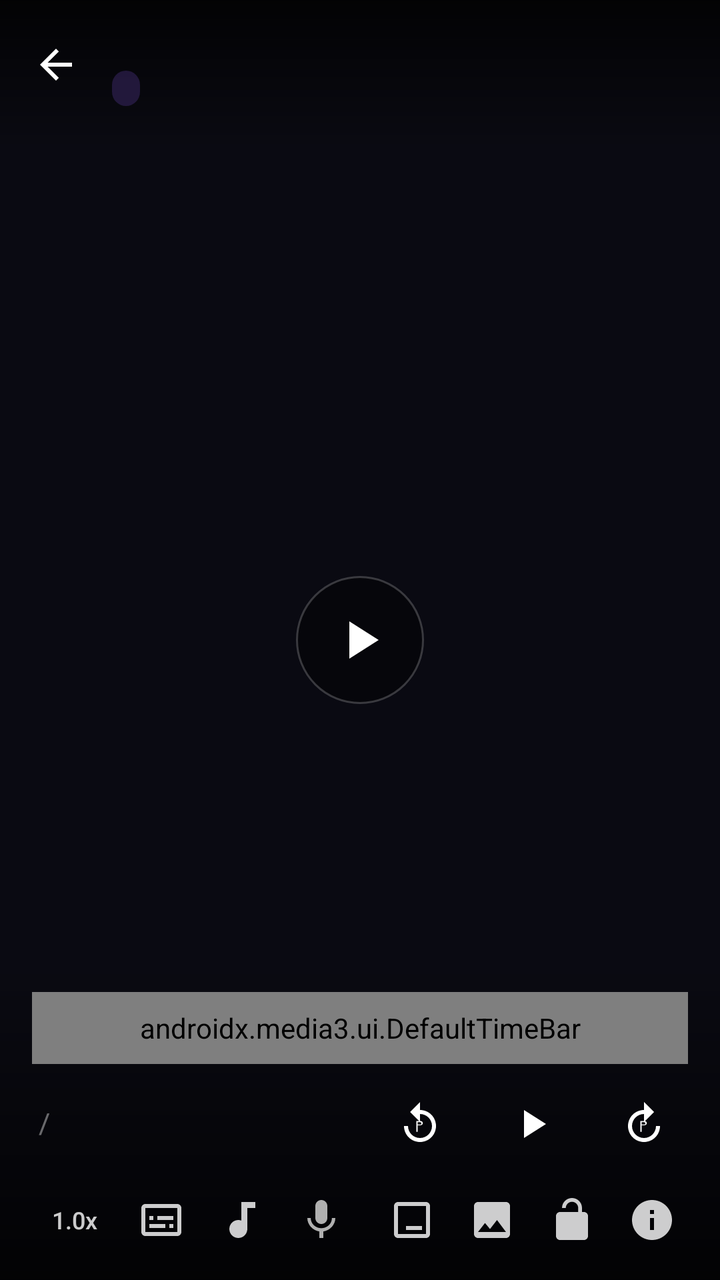
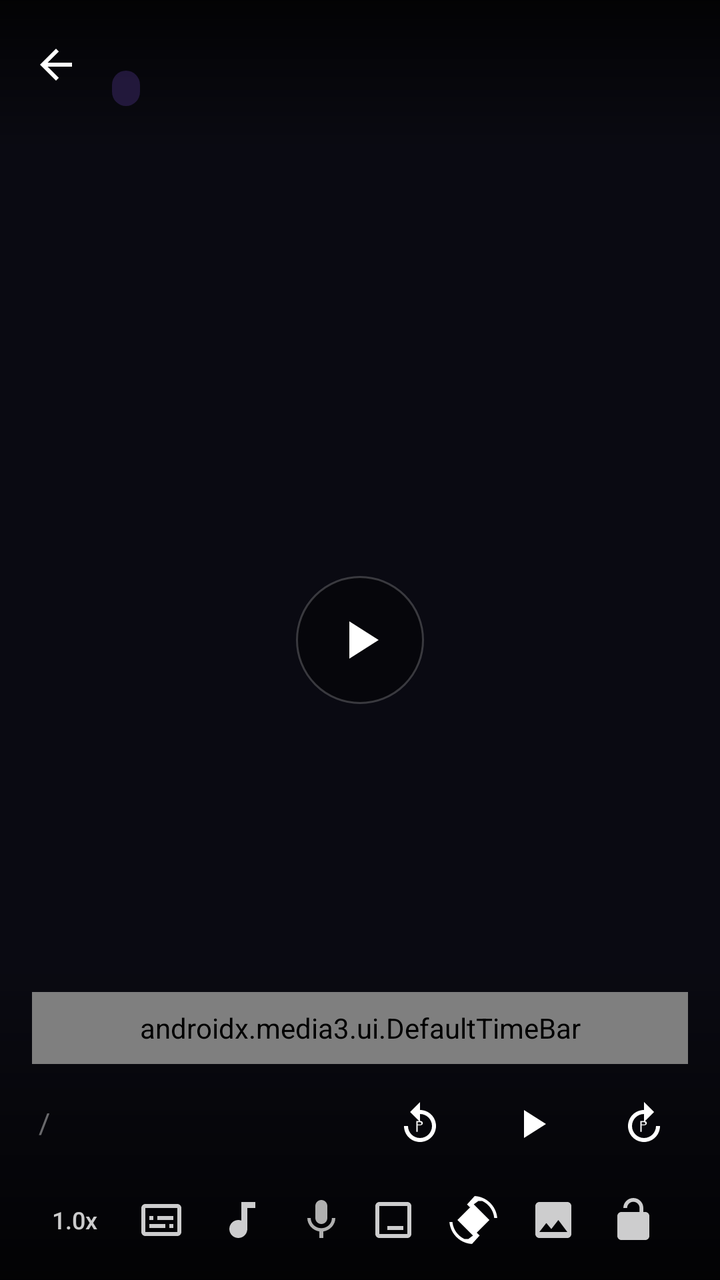

An Android layout rendered at two revisions. The XML below is the earlier revision; the diff shows what the commit changed to produce the second picture.
<!-- AndroidManifest.xml: application theme Theme.SwiftPlayer -->
<!-- res/layout/custom_player_controls.xml -->
<?xml version="1.0" encoding="utf-8"?>
<FrameLayout
    xmlns:android="http://schemas.android.com/apk/res/android"
    xmlns:app="http://schemas.android.com/apk/res-auto"
    android:layout_width="match_parent"
    android:layout_height="match_parent">

    
    <LinearLayout
        android:id="@+id/exo_bottom_bar"
        android:layout_width="match_parent"
        android:layout_height="wrap_content"
        android:layout_gravity="bottom"
        android:background="@drawable/bg_player_controls"
        android:orientation="vertical"
        android:paddingHorizontal="16dp"
        android:paddingTop="20dp"
        android:paddingBottom="12dp">

        <androidx.media3.ui.DefaultTimeBar
            android:id="@+id/exo_progress"
            android:layout_width="match_parent"
            android:layout_height="36dp"
            android:layout_marginBottom="4dp"
            app:bar_height="3dp"
            app:touch_target_height="28dp"
            app:played_color="@color/player_seekbar_progress"
            app:buffered_color="@color/player_seekbar_buffered"
            app:scrubber_color="@color/player_seekbar_thumb"
            app:unplayed_color="#33FFFFFF" />

        <LinearLayout
            android:layout_width="match_parent"
            android:layout_height="wrap_content"
            android:gravity="center_vertical"
            android:orientation="horizontal">

        <TextView
            android:id="@+id/exo_position"
            android:layout_width="wrap_content"
            android:layout_height="wrap_content"
            android:textColor="#E0FFFFFF"
            android:textSize="14sp"
            android:fontFamily="sans-serif-medium"
            android:letterSpacing="0.02"
            android:includeFontPadding="false"
            android:shadowColor="#80000000"
            android:shadowRadius="2"
            android:shadowDx="0"
            android:shadowDy="1" />

        <TextView
            android:layout_width="wrap_content"
            android:layout_height="wrap_content"
            android:text=" / "
            android:textColor="#66FFFFFF"
            android:textSize="14sp"
            android:includeFontPadding="false" />

        <TextView
            android:id="@+id/exo_duration"
            android:layout_width="wrap_content"
            android:layout_height="wrap_content"
            android:textColor="#66FFFFFF"
            android:textSize="14sp"
            android:includeFontPadding="false" />

            <View
                android:layout_width="0dp"
                android:layout_height="0dp"
                android:layout_weight="1" />

            <ImageButton
                android:id="@+id/exo_rew"
                android:layout_width="44dp"
                android:layout_height="44dp"
                android:background="?attr/selectableItemBackgroundBorderless"
                android:src="@drawable/ic_replay_10"
                android:scaleType="centerInside"
                android:contentDescription="@string/rewind" />

            <ImageButton
                android:id="@+id/exo_play_pause"
                android:layout_width="52dp"
                android:layout_height="52dp"
                android:layout_marginHorizontal="8dp"
                android:background="?attr/selectableItemBackgroundBorderless"
                android:src="@drawable/ic_play_arrow"
                android:scaleType="centerInside"
                android:contentDescription="@string/play_pause" />

            <ImageButton
                android:id="@+id/exo_ffwd"
                android:layout_width="44dp"
                android:layout_height="44dp"
                android:background="?attr/selectableItemBackgroundBorderless"
                android:src="@drawable/ic_forward_10"
                android:scaleType="centerInside"
                android:contentDescription="@string/forward" />

        </LinearLayout>

        <LinearLayout
            android:id="@+id/settings_bar"
            android:layout_width="match_parent"
            android:layout_height="wrap_content"
            android:layout_marginTop="4dp"
            android:gravity="center_vertical"
            android:orientation="horizontal">

            <TextView
                android:id="@+id/btn_speed"
                android:layout_width="wrap_content"
                android:layout_height="32dp"
                android:gravity="center"
                android:text="1.0x"
                android:textColor="#CCFFFFFF"
                android:textSize="12sp"
                android:fontFamily="sans-serif-medium"
                android:paddingHorizontal="10dp"
                android:background="?attr/selectableItemBackgroundBorderless"
                android:clickable="true"
                android:focusable="true" />

            <ImageButton
                android:id="@+id/btn_subtitle"
                android:layout_width="36dp"
                android:layout_height="36dp"
                android:layout_marginStart="4dp"
                android:background="?attr/selectableItemBackgroundBorderless"
                android:src="@drawable/ic_subtitles"
                android:scaleType="centerInside"
                android:contentDescription="@string/subtitle" />

            <ImageButton
                android:id="@+id/btn_audio_track"
                android:layout_width="36dp"
                android:layout_height="36dp"
                android:layout_marginStart="4dp"
                android:background="?attr/selectableItemBackgroundBorderless"
                android:src="@drawable/ic_audio_track"
                android:scaleType="centerInside"
                android:contentDescription="@string/audio_track" />

            <ImageButton
                android:id="@+id/btn_speech_subtitle"
                android:layout_width="36dp"
                android:layout_height="36dp"
                android:layout_marginStart="4dp"
                android:background="?attr/selectableItemBackgroundBorderless"
                android:src="@drawable/ic_mic"
                android:scaleType="centerInside"
                android:contentDescription="@string/speech_subtitle" />

            <View
                android:layout_width="0dp"
                android:layout_height="0dp"
                android:layout_weight="1" />

            <ImageButton
                android:id="@+id/btn_zoom"
                android:layout_width="36dp"
                android:layout_height="36dp"
                android:background="?attr/selectableItemBackgroundBorderless"
                android:src="@drawable/ic_aspect_ratio"
                android:scaleType="centerInside"
                android:contentDescription="画面比例" />

            <ImageButton
                android:id="@+id/btn_screenshot"
                android:layout_width="36dp"
                android:layout_height="36dp"
                android:layout_marginStart="4dp"
                android:background="?attr/selectableItemBackgroundBorderless"
                android:src="@drawable/ic_screenshot"
                android:scaleType="centerInside"
                android:contentDescription="截图" />

            <ImageButton
                android:id="@+id/btn_lock"
                android:layout_width="36dp"
                android:layout_height="36dp"
                android:layout_marginStart="4dp"
                android:background="?attr/selectableItemBackgroundBorderless"
                android:src="@drawable/ic_lock_open"
                android:scaleType="centerInside"
                android:contentDescription="锁定屏幕" />

            <ImageButton
                android:id="@+id/btn_info"
                android:layout_width="36dp"
                android:layout_height="36dp"
                android:layout_marginStart="4dp"
                android:background="?attr/selectableItemBackgroundBorderless"
                android:src="@drawable/ic_info"
                android:scaleType="centerInside"
                android:contentDescription="视频信息" />

        </LinearLayout>

    </LinearLayout>

    
    <LinearLayout
        android:id="@+id/exo_top_bar"
        android:layout_width="match_parent"
        android:layout_height="wrap_content"
        android:layout_gravity="top"
        android:background="@drawable/bg_player_controls_top"
        android:gravity="center_vertical"
        android:orientation="horizontal"
        android:paddingHorizontal="8dp"
        android:paddingTop="12dp"
        android:paddingBottom="24dp">

        <ImageButton
            android:id="@+id/exo_back"
            android:layout_width="40dp"
            android:layout_height="40dp"
            android:background="?attr/selectableItemBackgroundBorderless"
            android:src="@drawable/ic_arrow_back"
            android:scaleType="centerInside"
            android:contentDescription="@string/back" />

        <LinearLayout
            android:layout_width="0dp"
            android:layout_height="wrap_content"
            android:layout_weight="1"
            android:layout_marginStart="8dp"
            android:orientation="vertical">

            <TextView
                android:id="@+id/exo_title"
                android:layout_width="match_parent"
                android:layout_height="wrap_content"
                android:textColor="#E0FFFFFF"
                android:textSize="15sp"
                android:fontFamily="sans-serif-medium"
                android:maxLines="1"
                android:ellipsize="end"
                android:shadowColor="#80000000"
                android:shadowRadius="2"
                android:shadowDx="0"
                android:shadowDy="1" />

            <TextView
                android:id="@+id/exo_source"
                android:layout_width="wrap_content"
                android:layout_height="wrap_content"
                android:layout_marginTop="3dp"
                android:background="@drawable/bg_source_badge"
                android:paddingHorizontal="7dp"
                android:paddingVertical="2dp"
                android:textColor="#B3A78BFA"
                android:textSize="10sp"
                android:fontFamily="sans-serif-medium" />

        </LinearLayout>

    </LinearLayout>

    
    <ImageButton
        android:id="@+id/btn_center_play"
        android:layout_width="64dp"
        android:layout_height="64dp"
        android:layout_gravity="center"
        android:background="@drawable/bg_center_play"
        android:contentDescription="@string/play_pause"
        android:padding="16dp"
        android:scaleType="fitCenter"
        android:src="@drawable/ic_play_arrow" />

</FrameLayout>
<!-- resources referenced by this layout -->
<resources>
  <color name="player_seekbar_buffered">#338B5CF6</color>
  <color name="player_seekbar_progress">#FF8B5CF6</color>
  <color name="player_seekbar_thumb">#FFA78BFA</color>
  <!-- drawable bg_center_play (drawable) -->
  <?xml version="1.0" encoding="utf-8"?>
  <shape xmlns:android="http://schemas.android.com/apk/res/android"
      android:shape="oval">
      <solid android:color="@color/center_play_bg" />
      <stroke
          android:width="1dp"
          android:color="#33FFFFFF" />
  </shape>
  <!-- drawable bg_player_controls (drawable) -->
  <?xml version="1.0" encoding="utf-8"?>
  <shape xmlns:android="http://schemas.android.com/apk/res/android"
      android:shape="rectangle">
      <gradient
          android:startColor="#00000000"
          android:endColor="#CC000000"
          android:angle="270" />
  </shape>
  <!-- drawable bg_player_controls_top (drawable) -->
  <?xml version="1.0" encoding="utf-8"?>
  <shape xmlns:android="http://schemas.android.com/apk/res/android"
      android:shape="rectangle">
      <gradient
          android:startColor="#CC000000"
          android:endColor="#00000000"
          android:angle="270" />
  </shape>
  <!-- drawable bg_source_badge (drawable) -->
  <?xml version="1.0" encoding="utf-8"?>
  <shape xmlns:android="http://schemas.android.com/apk/res/android"
      android:shape="rectangle">
      <solid android:color="#338B5CF6" />
      <corners android:radius="999dp" />
  </shape>
  <!-- drawable ic_arrow_back (drawable) -->
  <?xml version="1.0" encoding="utf-8"?>
  <vector xmlns:android="http://schemas.android.com/apk/res/android"
      android:width="24dp"
      android:height="24dp"
      android:viewportWidth="24"
      android:viewportHeight="24"
      android:tint="#FFFFFF">
      <path
          android:fillColor="@android:color/white"
          android:pathData="M20,11H7.83l5.59,-5.59L12,4l-8,8 8,8 1.41,-1.41L7.83,13H20v-2z" />
  </vector>
  <!-- drawable ic_play_arrow (drawable) -->
  <?xml version="1.0" encoding="utf-8"?>
  <vector xmlns:android="http://schemas.android.com/apk/res/android"
      android:width="24dp"
      android:height="24dp"
      android:viewportWidth="24"
      android:viewportHeight="24"
      android:tint="#FFFFFF">
      <path
          android:fillColor="@android:color/white"
          android:pathData="M8,5v14l11,-7z" />
  </vector>
  <string name="audio_track">音轨</string>
  <string name="back">返回</string>
  <string name="forward">快进</string>
  <string name="play_pause">播放/暂停</string>
  <string name="rewind">快退</string>
  <string name="speech_subtitle">语音转字幕</string>
  <string name="subtitle">字幕</string>
  <color name="center_play_bg">#66000000</color>
  <color name="primary">#FF8B5CF6</color>
  <color name="primary_variant">#FF7C3AED</color>
  <color name="on_primary">#FFFFFFFF</color>
  <color name="secondary">#FF06B6D4</color>
  <color name="on_secondary">#FF000000</color>
  <color name="background">#FF0A0A12</color>
  <color name="surface">#FF15151F</color>
  <color name="on_surface">#FFF0F0F0</color>
  <color name="surface_variant">#FF1F1F2E</color>
  <color name="on_surface_variant">#FFA0A0B8</color>
  <color name="error">#FFCF6679</color>
  <!-- unchanged entries left out for length: 11 -->
</resources>

<!-- the commit's change to res/layout/custom_player_controls.xml (unified diff, before → after) -->
@@ -165,6 +165,16 @@
                 android:src="@drawable/ic_aspect_ratio"
                 android:scaleType="centerInside"
                 android:contentDescription="画面比例" />
+
+            <ImageButton
+                android:id="@+id/btn_orientation"
+                android:layout_width="36dp"
+                android:layout_height="36dp"
+                android:layout_marginStart="4dp"
+                android:background="?attr/selectableItemBackgroundBorderless"
+                android:src="@drawable/ic_screen_rotation"
+                android:scaleType="centerInside"
+                android:contentDescription="屏幕方向" />
 
             <ImageButton
                 android:id="@+id/btn_screenshot"
<!-- resource entries referenced after the edit -->
@@ -61,6 +61,17 @@
           android:fillColor="@android:color/white"
           android:pathData="M8,5v14l11,-7z" />
   </vector>
+  <!-- drawable ic_screen_rotation (drawable) -->
+  <?xml version="1.0" encoding="utf-8"?>
+  <vector xmlns:android="http://schemas.android.com/apk/res/android"
+      android:width="24dp"
+      android:height="24dp"
+      android:viewportWidth="24"
+      android:viewportHeight="24">
+      <path
+          android:fillColor="@android:color/white"
+          android:pathData="M16.48,2.52c3.27,1.55 5.61,4.72 5.97,8.48h1.5C23.44,4.84 18.29,0 12,0l0.66,0.03L8.85,4.22l1.41,1.41 4.22,-3.11zM7.52,21.48C4.25,19.94 1.91,16.76 1.55,13H0.05C0.56,19.16 5.71,24 12,24l-0.66,-0.03 3.81,-4.2 -1.41,-1.41 -4.22,3.12zM12,4L4,12l8,8 8,-8 -8,-8z" />
+  </vector>
   <string name="audio_track">音轨</string>
   <string name="back">返回</string>
   <string name="forward">快进</string>
